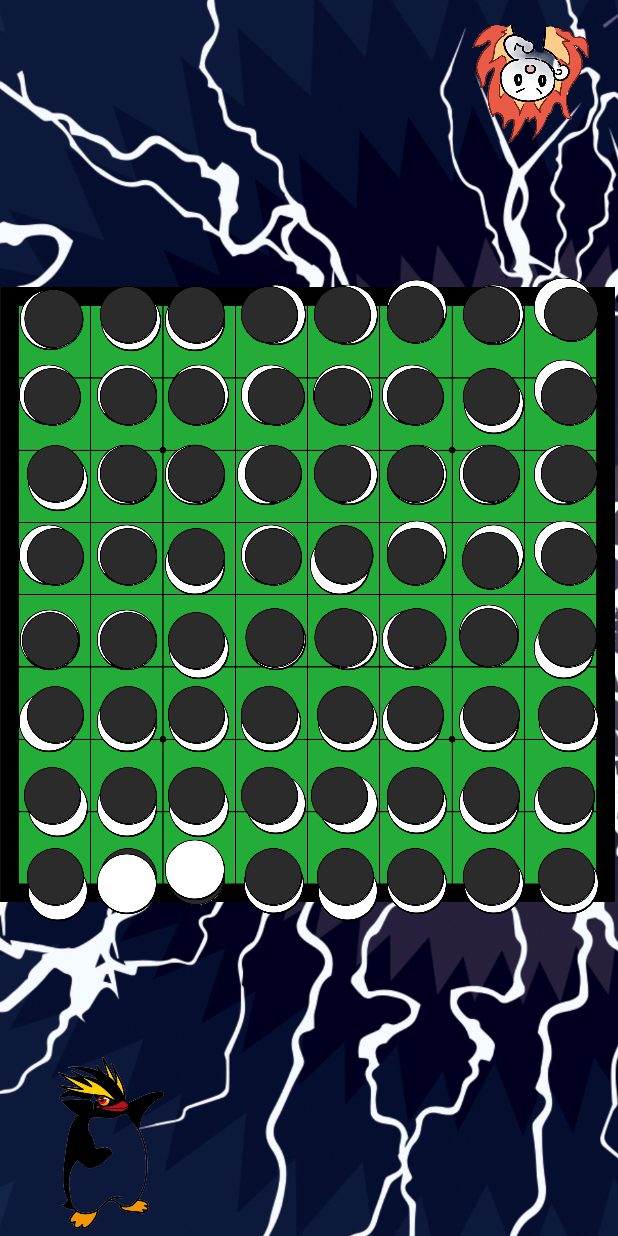
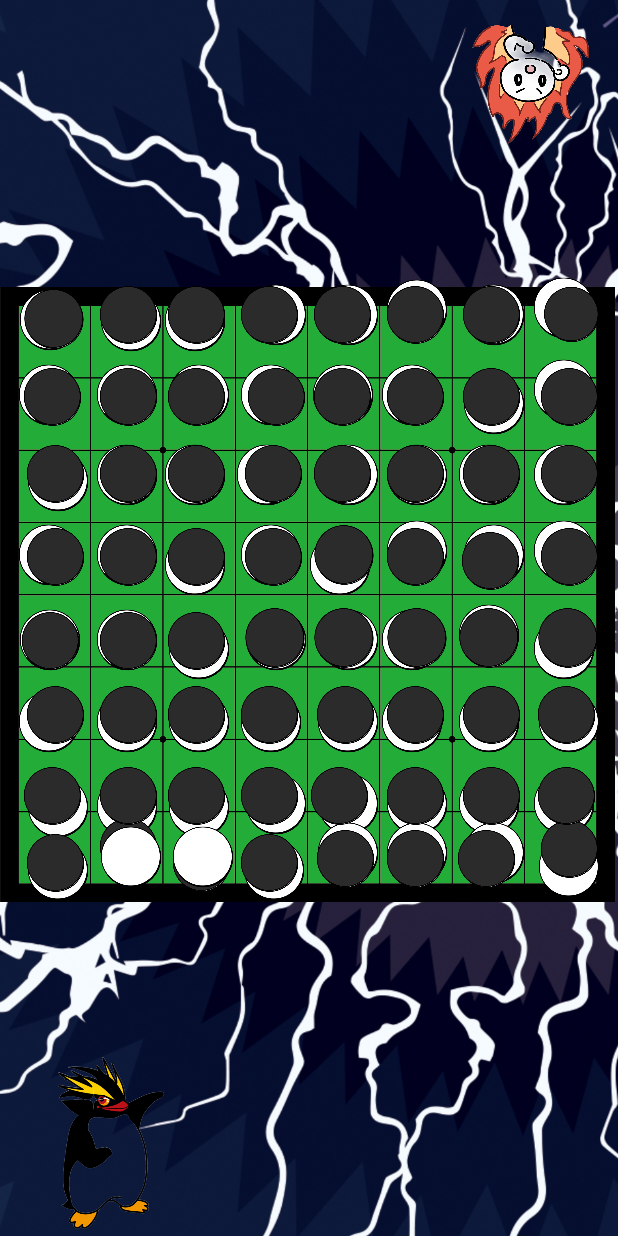
Before and after one commit to konan-pbl-2024/lukcy-reversi, an Android app: the layout activity_play.xml on its own in the app's theme, with its tools: preview values and no code run, on a phone screen of 412 x 824 dp. Run offline under Robolectric (Android 15) with nearby library versions, the phone set to English and light mode, and no system bars.

Commit message:
した移動

```diff
--- a/app/src/main/res/layout/activity_play.xml
+++ b/app/src/main/res/layout/activity_play.xml
@@ -518,7 +518,7 @@
         app:layout_constraintHorizontal_bias="0.017"
         app:layout_constraintStart_toStartOf="parent"
         app:layout_constraintTop_toTopOf="parent"
-        app:layout_constraintVertical_bias="0.741"
+        app:layout_constraintVertical_bias="0.723"
         app:srcCompat="@drawable/white" />
 
     <ImageView
@@ -530,7 +530,7 @@
         app:layout_constraintHorizontal_bias="0.575"
         app:layout_constraintStart_toStartOf="parent"
         app:layout_constraintTop_toTopOf="parent"
-        app:layout_constraintVertical_bias="0.741"
+        app:layout_constraintVertical_bias="0.708"
         app:srcCompat="@drawable/white" />
 
     <ImageView
@@ -542,7 +542,7 @@
         app:layout_constraintHorizontal_bias="0.433"
         app:layout_constraintStart_toStartOf="parent"
         app:layout_constraintTop_toTopOf="parent"
-        app:layout_constraintVertical_bias="0.735"
+        app:layout_constraintVertical_bias="0.723"
         app:srcCompat="@drawable/white" />
 
     <ImageView
@@ -554,7 +554,7 @@
         app:layout_constraintHorizontal_bias="0.708"
         app:layout_constraintStart_toStartOf="parent"
         app:layout_constraintTop_toTopOf="parent"
-        app:layout_constraintVertical_bias="0.735"
+        app:layout_constraintVertical_bias="0.708"
         app:srcCompat="@drawable/white" />
 
     <ImageView
@@ -566,7 +566,7 @@
         app:layout_constraintHorizontal_bias="0.855"
         app:layout_constraintStart_toStartOf="parent"
         app:layout_constraintTop_toTopOf="parent"
-        app:layout_constraintVertical_bias="0.735"
+        app:layout_constraintVertical_bias="0.708"
         app:srcCompat="@drawable/white" />
 
     <ImageView
@@ -602,7 +602,7 @@
         app:layout_constraintHorizontal_bias="1.0"
         app:layout_constraintStart_toStartOf="parent"
         app:layout_constraintTop_toTopOf="parent"
-        app:layout_constraintVertical_bias="0.735"
+        app:layout_constraintVertical_bias="0.72"
         app:srcCompat="@drawable/white" />
 
     <ImageView
@@ -938,7 +938,7 @@
         app:layout_constraintHorizontal_bias="0.017"
         app:layout_constraintStart_toStartOf="parent"
         app:layout_constraintTop_toTopOf="parent"
-        app:layout_constraintVertical_bias="0.726"
+        app:layout_constraintVertical_bias="0.714"
         app:srcCompat="@drawable/black" />
 
     <ImageView
@@ -950,7 +950,7 @@
         app:layout_constraintHorizontal_bias="0.157"
         app:layout_constraintStart_toStartOf="parent"
         app:layout_constraintTop_toTopOf="parent"
-        app:layout_constraintVertical_bias="0.726"
+        app:layout_constraintVertical_bias="0.7"
         app:srcCompat="@drawable/black" />
 
     <ImageView
@@ -959,10 +959,10 @@
         android:layout_height="61dp"
         app:layout_constraintBottom_toBottomOf="parent"
         app:layout_constraintEnd_toEndOf="parent"
-        app:layout_constraintHorizontal_bias="0.286"
-        app:layout_constraintStart_toStartOf="parent"
-        app:layout_constraintTop_toTopOf="parent"
-        app:layout_constraintVertical_bias="0.726"
+        app:layout_constraintHorizontal_bias="0.295"
+        app:layout_constraintStart_toStartOf="parent"
+        app:layout_constraintTop_toTopOf="parent"
+        app:layout_constraintVertical_bias="0.714"
         app:srcCompat="@drawable/black" />
 
     <ImageView
@@ -971,10 +971,10 @@
         android:layout_height="61dp"
         app:layout_constraintBottom_toBottomOf="parent"
         app:layout_constraintEnd_toEndOf="parent"
-        app:layout_constraintHorizontal_bias="0.432"
-        app:layout_constraintStart_toStartOf="parent"
-        app:layout_constraintTop_toTopOf="parent"
-        app:layout_constraintVertical_bias="0.726"
+        app:layout_constraintHorizontal_bias="0.424"
+        app:layout_constraintStart_toStartOf="parent"
+        app:layout_constraintTop_toTopOf="parent"
+        app:layout_constraintVertical_bias="0.714"
         app:srcCompat="@drawable/black" />
 
     <ImageView
@@ -986,7 +986,7 @@
         app:layout_constraintHorizontal_bias="0.57"
         app:layout_constraintStart_toStartOf="parent"
         app:layout_constraintTop_toTopOf="parent"
-        app:layout_constraintVertical_bias="0.726"
+        app:layout_constraintVertical_bias="0.711"
         app:srcCompat="@drawable/black" />
 
     <ImageView
@@ -998,7 +998,7 @@
         app:layout_constraintHorizontal_bias="0.702"
         app:layout_constraintStart_toStartOf="parent"
         app:layout_constraintTop_toTopOf="parent"
-        app:layout_constraintVertical_bias="0.726"
+        app:layout_constraintVertical_bias="0.711"
         app:srcCompat="@drawable/black" />
 
     <ImageView
@@ -1007,10 +1007,10 @@
         android:layout_height="61dp"
         app:layout_constraintBottom_toBottomOf="parent"
         app:layout_constraintEnd_toEndOf="parent"
-        app:layout_constraintHorizontal_bias="0.848"
-        app:layout_constraintStart_toStartOf="parent"
-        app:layout_constraintTop_toTopOf="parent"
-        app:layout_constraintVertical_bias="0.726"
+        app:layout_constraintHorizontal_bias="0.839"
+        app:layout_constraintStart_toStartOf="parent"
+        app:layout_constraintTop_toTopOf="parent"
+        app:layout_constraintVertical_bias="0.711"
         app:srcCompat="@drawable/black" />
 
     <ImageView
@@ -1019,10 +1019,10 @@
         android:layout_height="61dp"
         app:layout_constraintBottom_toBottomOf="parent"
         app:layout_constraintEnd_toEndOf="parent"
-        app:layout_constraintHorizontal_bias="0.991"
-        app:layout_constraintStart_toStartOf="parent"
-        app:layout_constraintTop_toTopOf="parent"
-        app:layout_constraintVertical_bias="0.726"
+        app:layout_constraintHorizontal_bias="0.997"
+        app:layout_constraintStart_toStartOf="parent"
+        app:layout_constraintTop_toTopOf="parent"
+        app:layout_constraintVertical_bias="0.702"
         app:srcCompat="@drawable/black" />
 
     <ImageView
@@ -1548,10 +1548,10 @@
         android:layout_height="69dp"
         app:layout_constraintBottom_toBottomOf="parent"
         app:layout_constraintEnd_toEndOf="parent"
-        app:layout_constraintHorizontal_bias="0.28"
-        app:layout_constraintStart_toStartOf="parent"
-        app:layout_constraintTop_toTopOf="parent"
-        app:layout_constraintVertical_bias="0.723"
+        app:layout_constraintHorizontal_bias="0.297"
+        app:layout_constraintStart_toStartOf="parent"
+        app:layout_constraintTop_toTopOf="parent"
+        app:layout_constraintVertical_bias="0.711"
         app:srcCompat="@drawable/white" />
 
     <ImageView
@@ -1560,10 +1560,10 @@
         android:layout_height="69dp"
         app:layout_constraintBottom_toBottomOf="parent"
         app:layout_constraintEnd_toEndOf="parent"
-        app:layout_constraintHorizontal_bias="0.15"
-        app:layout_constraintStart_toStartOf="parent"
-        app:layout_constraintTop_toTopOf="parent"
-        app:layout_constraintVertical_bias="0.735"
+        app:layout_constraintHorizontal_bias="0.158"
+        app:layout_constraintStart_toStartOf="parent"
+        app:layout_constraintTop_toTopOf="parent"
+        app:layout_constraintVertical_bias="0.711"
         app:srcCompat="@drawable/white" />
 
     <ImageView
```
